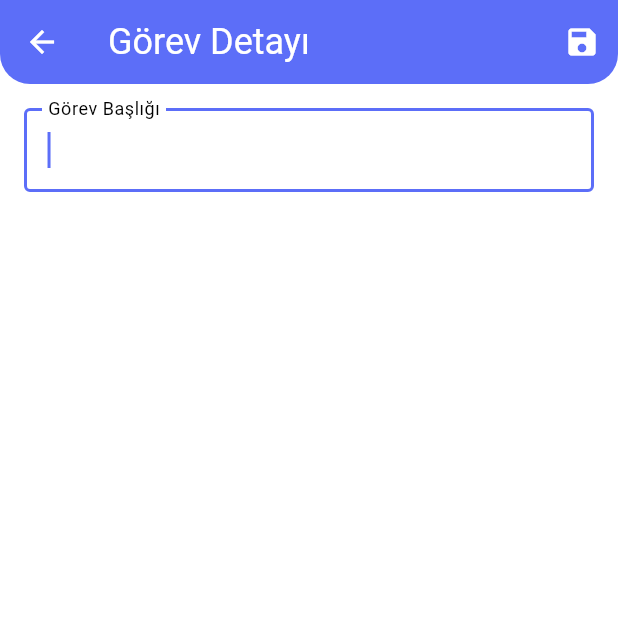
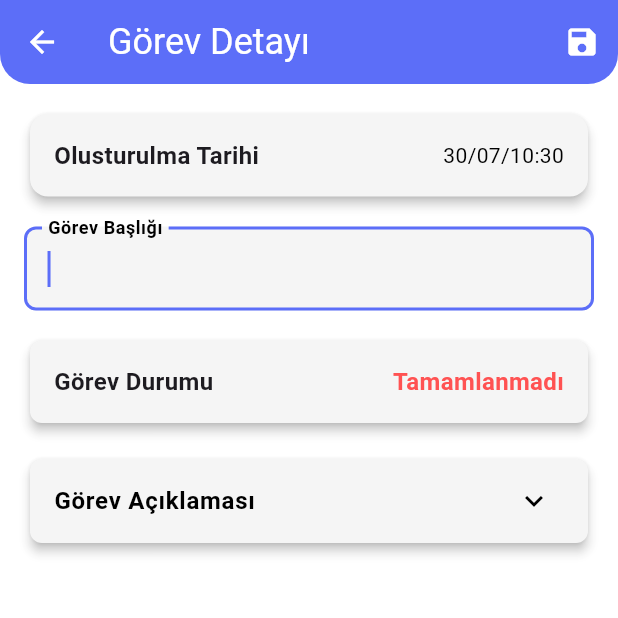
Before and after one commit to emirhnernsatr/To-Do-List, a Flutter app: the TaskDetailScreen screen opened directly with empty values, on a phone screen of 412 x 824 dp, the top half of it. Run offline on Flutter 3.47's test engine with Material 3 defaults, Android fonts, the phone set to English and light mode, and no system bars; our stand-ins replace cloud_firestore, firebase_auth, firebase_core, flutter_bloc, shared_preferences; accounts and stored records are empty; network calls fail.

Commit message:
task_detail_screen = gorev acıklaması vegorev durumu eklendı

```diff
--- a/lib/cubit/tasks_cubit.dart
+++ b/lib/cubit/tasks_cubit.dart
@@ -82,6 +82,7 @@ class TasksCubit extends Cubit<TasksState> {
         title: title,
         userId: uid,
         timestamp: DateTime.now(),
+        description: null,
       );
 
       await newDoc.set(newTask.toMap());
@@ -196,6 +197,7 @@ class TasksCubit extends Cubit<TasksState> {
         isCompleted: oldTask.isCompleted,
         userId: oldTask.userId,
         timestamp: oldTask.timestamp,
+        description: oldTask.description,
       );
 
       await _firestore
--- a/lib/models/task.dart
+++ b/lib/models/task.dart
@@ -6,6 +6,7 @@ class Task {
   final bool isCompleted;
   final String userId;
   final DateTime timestamp;
+  final String? description;
 
   Task({
     required this.id,
@@ -13,6 +14,7 @@ class Task {
     this.isCompleted = false,
     required this.userId,
     required this.timestamp,
+    required this.description,
   });
 
   Task toggle() {
@@ -22,6 +24,7 @@ class Task {
       isCompleted: !isCompleted,
       userId: userId,
       timestamp: timestamp,
+      description: description ?? this.description,
     );
   }
 
@@ -33,6 +36,7 @@ class Task {
       'userId': userId,
       //'timestamp': timestamp ?? FieldValue.serverTimestamp(),
       'timestamp': Timestamp.fromDate(timestamp),
+      'description': description ?? '',
     };
   }
 
@@ -45,6 +49,7 @@ class Task {
       timestamp: map['timestamp'] != null
           ? (map['timestamp'] as Timestamp).toDate()
           : DateTime.now(),
+      description: map['description'],
     );
   }
 }
--- a/lib/screens/task_detail_screen.dart
+++ b/lib/screens/task_detail_screen.dart
@@ -15,14 +15,21 @@ class TaskDetailScreen extends StatefulWidget {
 
 class _TaskDetailScreenState extends State<TaskDetailScreen> {
   late TextEditingController _titleController;
+  late TextEditingController _descriptionController;
+  bool _isExpanded = false;
 
+  @override
   void initState() {
     super.initState();
     _titleController = TextEditingController(text: widget.task.title);
+    _descriptionController = TextEditingController(
+      text: widget.task.description ?? '',
+    );
   }
 
   void dispose() {
     _titleController.dispose();
+    _descriptionController.dispose();
     super.dispose();
   }
 
@@ -46,7 +53,147 @@ class _TaskDetailScreenState extends State<TaskDetailScreen> {
       ),
       body: Padding(
         padding: Paddings.all16,
-        child: _taskTitleTextField(isDark),
+        child: Column(
+          crossAxisAlignment: CrossAxisAlignment.stretch,
+          children: [
+            _infoCard(isDark),
+            sizedBoxH(16),
+
+            _taskTitleTextField(isDark),
+
+            sizedBoxH(16),
+            _statusCard(isDark),
+
+            sizedBoxH(16),
+            _descriptionCard(isDark),
+          ],
+        ),
+      ),
+    );
+  }
+
+  Widget _infoCard(bool isDark) {
+    final DateTime? time = widget.task.timestamp;
+    final String formattedDate = time != null
+        ? '${time.day.toString().padLeft(2, '0')}/${time.month.toString().padLeft(2, '0')}/${time.hour.toString().padLeft(2, '0')}:${time.minute.toString().padLeft(2, '0')}'
+        : 'Tarih Bilgisi Yok';
+    return Card(
+      color: isDark ? Color(0xFF2A2A2A) : Colors.grey.shade100,
+      elevation: 3,
+      child: Padding(
+        padding: Paddings.all16,
+        child: Row(
+          mainAxisAlignment: MainAxisAlignment.spaceBetween,
+          children: [
+            Text(
+              'Olusturulma Tarihi',
+              style: TextStyle(fontSize: 16, fontWeight: FontWeight.bold),
+            ),
+            Text(
+              formattedDate,
+              style: TextStyle(
+                fontSize: 14,
+                color: isDark ? AppColors.white : AppColors.black,
+              ),
+            ),
+          ],
+        ),
+      ),
+    );
+  }
+
+  Widget _statusCard(bool isDark) {
+    final bool isCompleted = widget.task.isCompleted;
+
+    return Card(
+      color: isDark ? Color(0xFF2A2A2A) : Colors.grey.shade100,
+      shape: RoundedRectangleBorder(borderRadius: BorderRadius.circular(8)),
+      elevation: 3,
+      child: Padding(
+        padding: Paddings.all16,
+        child: Row(
+          mainAxisAlignment: MainAxisAlignment.spaceBetween,
+          children: [
+            Text(
+              'Görev Durumu',
+              style: TextStyle(fontSize: 16, fontWeight: FontWeight.bold),
+            ),
+            Text(
+              isCompleted ? 'Tamamlandı' : 'Tamamlanmadı',
+              style: TextStyle(
+                fontSize: 16,
+                color: isCompleted
+                    ? Colors.green
+                    : (isDark ? AppColors.redAccent : AppColors.redAccent),
+                fontWeight: FontWeight.w600,
+              ),
+            ),
+          ],
+        ),
+      ),
+    );
+  }
+
+  Widget _descriptionCard(bool isDark) {
+    return Card(
+      color: isDark ? Color(0xFF2A2A2A) : Colors.grey.shade100,
+      shape: RoundedRectangleBorder(borderRadius: BorderRadius.circular(8)),
+      elevation: 3,
+      child: InkWell(
+        borderRadius: BorderRadius.circular(8),
+        onTap: () {
+          setState(() {
+            _isExpanded = !_isExpanded;
+          });
+        },
+        child: Column(
+          children: [
+            ListTile(
+              title: Text(
+                'Görev Açıklaması',
+                style: TextStyle(
+                  fontSize: 16,
+                  fontWeight: FontWeight.bold,
+                  color: isDark ? AppColors.white : AppColors.black,
+                ),
+              ),
+              trailing: Icon(
+                _isExpanded ? Icons.expand_less : Icons.expand_more,
+                color: isDark ? AppColors.white : AppColors.black,
+              ),
+            ),
+            AnimatedCrossFade(
+              firstChild: const SizedBox.shrink(),
+              secondChild: Padding(
+                padding: const EdgeInsets.symmetric(
+                  horizontal: 16.0,
+                  vertical: 8,
+                ),
+                child: TextField(
+                  controller: _descriptionController,
+                  maxLines: 6,
+                  style: TextStyle(
+                    color: isDark ? AppColors.white : AppColors.black,
+                  ),
+                  decoration: InputDecoration(
+                    hintText: 'Görev açıklaması',
+                    border: OutlineInputBorder(
+                      borderRadius: BorderRadius.circular(8),
+                    ),
+                    filled: true,
+                    fillColor: isDark
+                        ? const Color(0xFF2A2A2A)
+                        : Colors.grey[200],
+                  ),
+                ),
+              ),
+              crossFadeState: _isExpanded
+                  ? CrossFadeState.showSecond
+                  : CrossFadeState.showFirst,
+              duration: const Duration(milliseconds: 300),
+            ),
+          ],
+        ),
       ),
     );
   }
@@ -63,8 +210,12 @@ class _TaskDetailScreenState extends State<TaskDetailScreen> {
         labelText: 'Görev Başlığı',
         labelStyle: TextStyle(
           color: isDark ? AppColors.white : AppColors.black,
+          fontSize: 16,
+          fontWeight: FontWeight.bold,
         ),
-        border: OutlineInputBorder(),
+        border: OutlineInputBorder(borderRadius: BorderRadius.circular(8)),
+        filled: true,
+        fillColor: isDark ? Color(0xFF2A2A2A) : Colors.grey[100],
       ),
     );
   }
```
